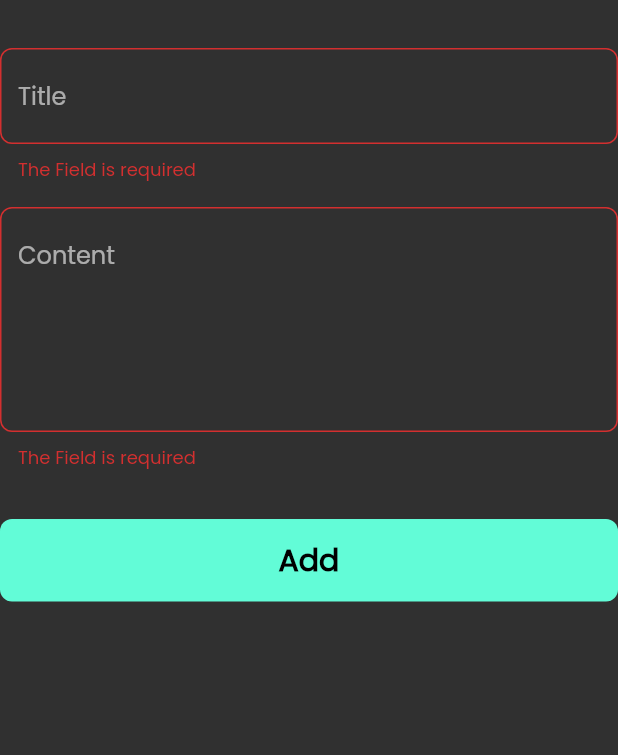
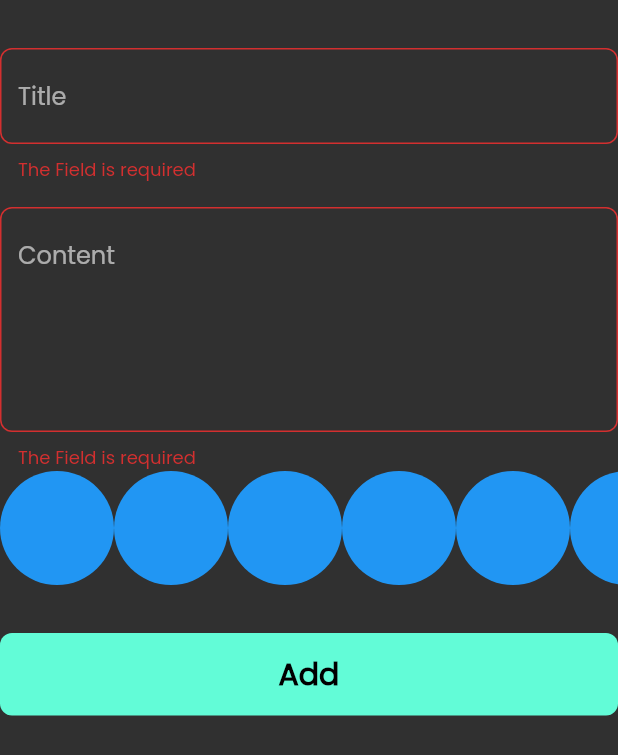
Before and after one commit to mahmoudthaher/tharwatsamy, a Flutter app: the AddNoteForm widget shown alone on an empty page, opened directly, after a tap on "Add", on a phone screen of 412 x 824 dp. Shown: the top 755 px of the screen. Run offline on Flutter 3.47's test engine with Material 2 defaults, Android fonts, the phone set to English and light mode, and no system bars; our stand-ins replace audioplayers, bloc, cloud_firestore, dio, firebase_auth, firebase_core and 7 more; accounts and stored records are empty.

Commit message:
create colors list view part one

```diff
--- a/nots_app/notes_app/lib/widgets/add_note_form.dart
+++ b/nots_app/notes_app/lib/widgets/add_note_form.dart
@@ -3,7 +3,9 @@ import 'package:flutter_bloc/flutter_bloc.dart';
 import 'package:intl/intl.dart';
 import 'package:notes_app/cubits/add_note_cubit/add_notes_cubit.dart';
 import 'package:notes_app/models/note_model.dart';
+import 'package:notes_app/widgets/color_list_view.dart';
 import 'package:notes_app/widgets/custom_button.dart';
+import 'package:notes_app/widgets/custom_color.dart';
 import 'package:notes_app/widgets/custom_text_field.dart';
 
 class AddNoteForm extends StatefulWidget {
@@ -40,17 +42,29 @@ class _AddNoteFormState extends State<AddNoteForm> {
               subTitle = vlaue;
             },
           ),
+          const ColorListView(),
           const SizedBox(height: 32),
           BlocBuilder<AddNotesCubit, AddNotesState>(
             builder: (context, state) {
               return CustomButton(
                 isLoading: state is AddNotesLoading ? true : false,
                 onTap: () {
+                  addNote(context);
+                },
+              );
+            },
+          ),
+          const SizedBox(height: 16),
+        ],
+      ),
+    );
+  }
+
+  void addNote(BuildContext context) {
     if (globalKey.currentState!.validate()) {
       globalKey.currentState!.save();
       var cuttentDate = DateTime.now();
-                    var formattedCurrentDate =
-                        DateFormat('dd-mm-yyyy').format(cuttentDate);
+      var formattedCurrentDate = DateFormat('dd-mm-yyyy').format(cuttentDate);
 
       var noteModel = NoteModel(
           title: title!,
@@ -62,13 +76,5 @@ class _AddNoteFormState extends State<AddNoteForm> {
       autovalidateMode = AutovalidateMode.always;
       setState(() {});
     }
-                },
-              );
-            },
-          ),
-          const SizedBox(height: 16),
-        ],
-      ),
-    );
   }
 }
--- /dev/null
+++ b/nots_app/notes_app/lib/widgets/color_list_view.dart
@@ -0,0 +1,20 @@
+import 'package:flutter/material.dart';
+import 'package:notes_app/widgets/custom_color.dart';
+
+class ColorListView extends StatelessWidget {
+  const ColorListView({super.key});
+
+  @override
+  Widget build(BuildContext context) {
+    return SizedBox(
+      height: 38 * 2,
+      child: ListView.builder(
+        scrollDirection: Axis.horizontal,
+        itemCount: 10,
+        itemBuilder: (context, index) {
+          return const ColorItem();
+        },
+      ),
+    );
+  }
+}
--- /dev/null
+++ b/nots_app/notes_app/lib/widgets/custom_color.dart
@@ -0,0 +1,13 @@
+import 'package:flutter/material.dart';
+
+class ColorItem extends StatelessWidget {
+  const ColorItem({super.key});
+
+  @override
+  Widget build(BuildContext context) {
+    return const CircleAvatar(
+      radius: 38,
+      backgroundColor: Colors.blue,
+    );
+  }
+}
```
Lines whose indentation alone changed are shown as unchanged.
